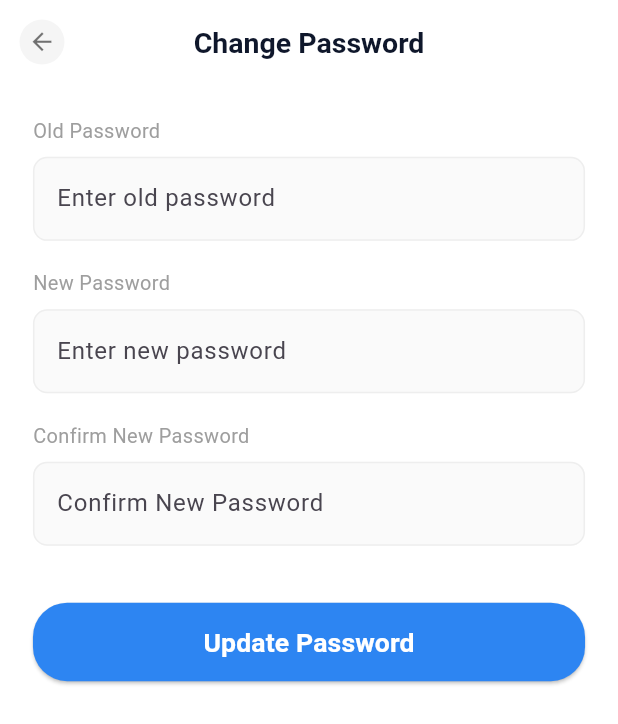
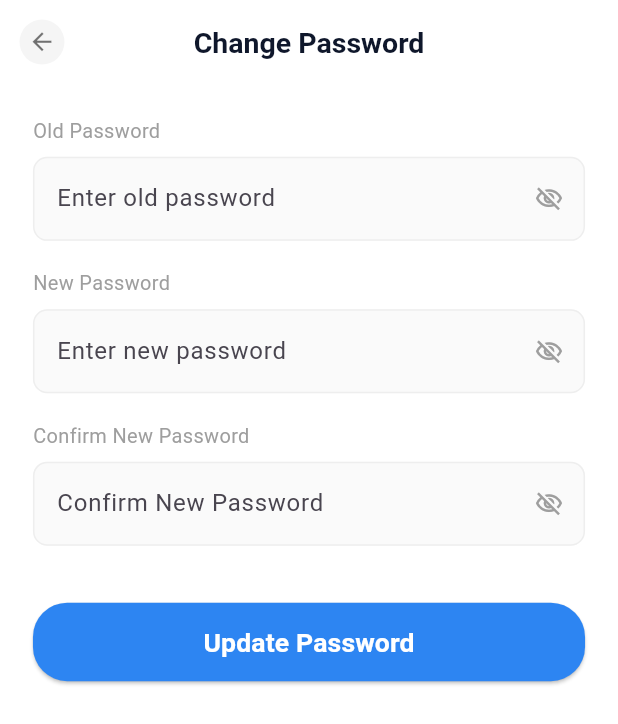
Before and after one commit to Mustafa-2097/shuhri, a Flutter app: the ChangePasswordPage screen opened directly, on a phone screen of 412 x 824 dp. Shown: the top 724 px of the screen. Run offline on Flutter 3.47's test engine with Material 3 defaults, Android fonts, the light colour scheme and no system bars; our stand-ins replace device_preview, flutter_easyloading, flutter_screenutil, get, google_fonts, image_picker and 4 more; accounts and stored records are empty.

Commit message:
Do email and eye icon work

```diff
--- a/lib/core/network/api_endpoints.dart
+++ b/lib/core/network/api_endpoints.dart
@@ -3,7 +3,8 @@ class ApiEndpoints {
   //static const String baseUrl = 'https://0e1b-137-59-180-177.ngrok-free.app/api/v1';
   //static const String baseUrl = 'https://1bb7-137-59-180-177.ngrok-free.app/api/v1';
   static const String baseUrl =
-      'https://0d18-137-59-180-177.ngrok-free.app/api/v1';
+      'https://cf8b-182-252-90-97.ngrok-free.app/api/v1';
+  //https://cf8b-182-252-90-97.ngrok-free.app/
   //https://1bb7-137-59-180-177.ngrok-free.app/
 
   //static const String baseUrl ='https://05e2-137-59-180-177.ngrok-free.app/api/docs/';
--- a/lib/feature/auth/forgot_password/views/pages/reset_otp_page.dart
+++ b/lib/feature/auth/forgot_password/views/pages/reset_otp_page.dart
@@ -31,7 +31,7 @@ class ResetOtpPage extends StatelessWidget {
               Text("Enter OTP", style: AppTextStyles.title24(context)),
               SizedBox(height: 10.h),
               Text(
-                "We have just sent you 4 digit code via your\nemail example@gmail.com",
+                "We have just sent you 6 digit code via your\nemail ${controller.email}",
                 textAlign: TextAlign.center,
                 style: AppTextStyles.regular_16(context),
               ),
--- a/lib/feature/auth/registration/views/pages/registration_otp_page.dart
+++ b/lib/feature/auth/registration/views/pages/registration_otp_page.dart
@@ -30,7 +30,7 @@ class RegistrationOtpPage extends StatelessWidget {
               Text("Enter OTP", style: AppTextStyles.title24(context)),
               SizedBox(height: 10.h),
               Text(
-                "We have just sent you 4 digit code via your\nemail example@gmail.com",
+                "We have just sent you 6 digit code via your\nemail ${controller.email}",
                 textAlign: TextAlign.center,
                 style: AppTextStyles.regular_16(context),
               ),
--- a/lib/feature/profile/view/change_password_page.dart
+++ b/lib/feature/profile/view/change_password_page.dart
@@ -5,13 +5,28 @@ import 'package:shukriraad/core/constant/app_colors.dart';
 import 'package:shukriraad/core/constant/widgets/primary_button.dart';
 import '../controller/change_password_controller.dart';
 
-class ChangePasswordPage extends StatelessWidget {
+class ChangePasswordPage extends StatefulWidget {
   const ChangePasswordPage({super.key});
 
   @override
+  State<ChangePasswordPage> createState() => _ChangePasswordPageState();
+}
+
+class _ChangePasswordPageState extends State<ChangePasswordPage> {
+  late final ChangePasswordController controller;
+
+  bool _obscureOld = true;
+  bool _obscureNew = true;
+  bool _obscureConfirm = true;
+
+  @override
+  void initState() {
+    super.initState();
+    controller = Get.put(ChangePasswordController());
+  }
+
+  @override
   Widget build(BuildContext context) {
-    final controller = Get.put(ChangePasswordController());
-
     return Scaffold(
       backgroundColor: AppColors.whiteColor,
       appBar: AppBar(
@@ -49,9 +64,10 @@ class ChangePasswordPage extends StatelessWidget {
             ),
             SizedBox(height: 8.h),
             _buildTextField(
-              controller.oldPasswordController,
-              'enter_old_password'.tr,
-              true,
+              controller: controller.oldPasswordController,
+              hint: 'enter_old_password'.tr,
+              obscure: _obscureOld,
+              onToggle: () => setState(() => _obscureOld = !_obscureOld),
             ),
             SizedBox(height: 20.h),
             Text(
@@ -60,9 +76,10 @@ class ChangePasswordPage extends StatelessWidget {
             ),
             SizedBox(height: 8.h),
             _buildTextField(
-              controller.newPasswordController,
-              'enter_new_password'.tr,
-              true,
+              controller: controller.newPasswordController,
+              hint: 'enter_new_password'.tr,
+              obscure: _obscureNew,
+              onToggle: () => setState(() => _obscureNew = !_obscureNew),
             ),
             SizedBox(height: 20.h),
             Text(
@@ -71,9 +88,10 @@ class ChangePasswordPage extends StatelessWidget {
             ),
             SizedBox(height: 8.h),
             _buildTextField(
-              controller.confirmPasswordController,
-              'confirm_new_password'.tr,
-              true,
+              controller: controller.confirmPasswordController,
+              hint: 'confirm_new_password'.tr,
+              obscure: _obscureConfirm,
+              onToggle: () => setState(() => _obscureConfirm = !_obscureConfirm),
             ),
             SizedBox(height: 40.h),
             PrimaryButton(
@@ -86,11 +104,12 @@ class ChangePasswordPage extends StatelessWidget {
     );
   }
 
-  Widget _buildTextField(
-    TextEditingController controller,
-    String hint,
-    bool obscure,
-  ) {
+  Widget _buildTextField({
+    required TextEditingController controller,
+    required String hint,
+    required bool obscure,
+    required VoidCallback onToggle,
+  }) {
     return TextFormField(
       controller: controller,
       obscureText: obscure,
@@ -106,6 +125,18 @@ class ChangePasswordPage extends StatelessWidget {
           borderRadius: BorderRadius.circular(10.r),
           borderSide: BorderSide(color: Colors.grey.shade200),
         ),
+        focusedBorder: OutlineInputBorder(
+          borderRadius: BorderRadius.circular(10.r),
+          borderSide: BorderSide(color: AppColors.primaryColor),
+        ),
+        suffixIcon: IconButton(
+          icon: Icon(
+            obscure ? Icons.visibility_off_outlined : Icons.visibility_outlined,
+            color: Colors.grey,
+            size: 20.sp,
+          ),
+          onPressed: onToggle,
+        ),
       ),
     );
   }
```
